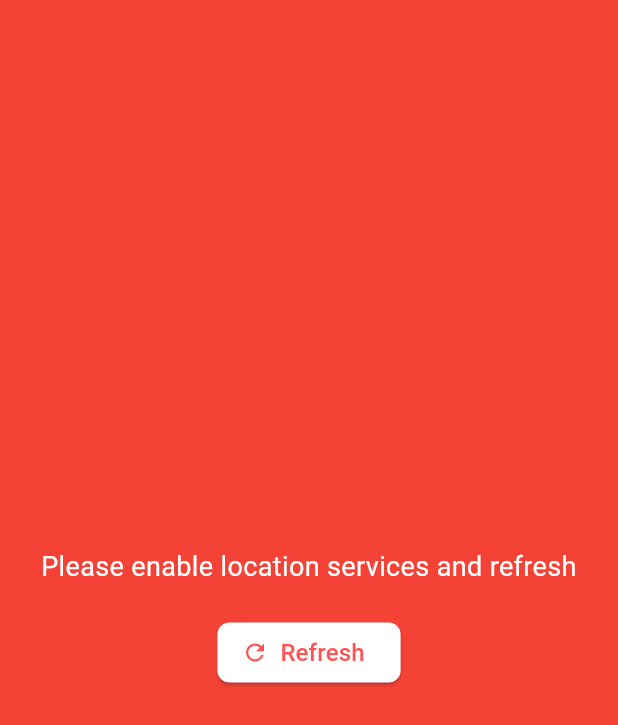
After one commit to i-am-amal/Sky-View_Weather_App, a Flutter app: the ErrorScreen screen opened directly, on a phone screen of 412 x 824 dp. The commit adds this screen. Shown: the top 725 px of the screen. Run offline on Flutter 3.47's test engine with Material 3 defaults, Android fonts, the light colour scheme and no system bars; our stand-ins replace dartz, dio, flutter_bloc, freezed_annotation, geocoding, geolocator and 1 more; generated files the repository leaves out were written again.

Commit message:
Completed and hosted on playstore

```diff
--- a/lib/application/home/home_screen_event.dart
+++ b/lib/application/home/home_screen_event.dart
@@ -3,8 +3,9 @@ part of 'home_screen_bloc.dart';
 @freezed
 class HomeScreenEvent with _$HomeScreenEvent {
   const factory HomeScreenEvent.fetchHomeDataEvent() = FetchHomeDataEvent;
-
   const factory HomeScreenEvent.changeVisibility() = ChangeVisibility;
+  const factory HomeScreenEvent.visibilityChange() = VisibilityChange;
+  const factory HomeScreenEvent.clearMsg() = ClearMsg;
   const factory HomeScreenEvent.searchLocation({required String locationName}) =
       SearchLocation;
 }
--- a/lib/application/splash_screen/splash_screen_bloc.dart
+++ b/lib/application/splash_screen/splash_screen_bloc.dart
@@ -17,14 +17,14 @@ class SplashScreenBloc extends Bloc<SplashScreenEvent, SplashScreenState> {
 
         results.fold((failure) {
           emit(state.copyWith(errorMsg: failure));
-          emit(state.copyWith(errorMsg: null));
         }, (success) {
           ApiEndPoints.currentLatitude = success.latitude.toString();
           ApiEndPoints.currentLongitude = success.longitude.toString();
 
           emit(state.copyWith(
               currentLatitude: success.latitude,
-              currentLongitude: success.longitude));
+              currentLongitude: success.longitude,
+              errorMsg: null));
         });
       },
     );
--- a/lib/core/config/api_endpoints.dart
+++ b/lib/core/config/api_endpoints.dart
@@ -3,7 +3,6 @@ import 'package:sky_view_weather_app/core/config/key.dart';
 class ApiEndPoints {
   static String? currentLatitude;
   static String? currentLongitude;
-
   static String get pathUrl =>
       "https://api.openweathermap.org/data/2.5/weather?lat=$currentLatitude&lon=$currentLongitude&appid=$apiKey&units=metric";
 }
--- a/lib/infrastructure/services/gps_services.dart
+++ b/lib/infrastructure/services/gps_services.dart
@@ -5,6 +5,8 @@ class GpsServices {
   static Future<Either<String, Position>> getLocation() async {
     bool serviceEnabled = await Geolocator.isLocationServiceEnabled();
     if (!serviceEnabled) {
+      await Geolocator.requestPermission();
+      await Geolocator.openLocationSettings();
       return left('Location services are disabled.. turn on location');
     }
 
--- a/lib/main.dart
+++ b/lib/main.dart
@@ -3,7 +3,6 @@ import 'package:flutter_bloc/flutter_bloc.dart';
 import 'package:sky_view_weather_app/application/home/home_screen_bloc.dart';
 import 'package:sky_view_weather_app/application/splash_screen/splash_screen_bloc.dart';
 import 'package:sky_view_weather_app/presentation/screens/splash/splash_screen.dart';
-import 'package:sky_view_weather_app/presentation/widgets/permission_handler.dart';
 
 void main() {
   runApp(const MyApp());
@@ -14,8 +13,7 @@ class MyApp extends StatelessWidget {
 
   @override
   Widget build(BuildContext context) {
-    return PermissionHandler(
-      child: MultiBlocProvider(
+    return MultiBlocProvider(
       providers: [
         BlocProvider(
           create: (context) => HomeScreenBloc(),
@@ -32,7 +30,6 @@ class MyApp extends StatelessWidget {
         ),
         home: const SplashScreen(),
       ),
-      ),
     );
   }
 }
--- /dev/null
+++ b/lib/presentation/widgets/error_handling.dart
@@ -0,0 +1,49 @@
+import 'package:flutter/material.dart';
+import 'package:sky_view_weather_app/presentation/screens/splash/splash_screen.dart';
+
+class ErrorScreen extends StatelessWidget {
+  const ErrorScreen({Key? key}) : super(key: key);
+
+  @override
+  Widget build(BuildContext context) {
+    return Scaffold(
+      backgroundColor: Colors.red,
+      body: Center(
+        child: Column(
+          mainAxisAlignment: MainAxisAlignment.center,
+          children: [
+            const Text(
+              'Please enable location services and refresh',
+              style: TextStyle(
+                color: Colors.white,
+                fontSize: 18,
+              ),
+              textAlign: TextAlign.center,
+            ),
+            const SizedBox(height: 20),
+            ElevatedButton.icon(
+              onPressed: () {
+                Navigator.pushReplacement(
+                  context,
+                  MaterialPageRoute(builder: (context) => const SplashScreen()),
+                );
+              },
+              icon: const Icon(Icons.refresh),
+              label: const Text(
+                'Refresh',
+                style: TextStyle(fontSize: 16),
+              ),
+              style: ElevatedButton.styleFrom(
+                foregroundColor: Colors.redAccent,
+                backgroundColor: Colors.white,
+                shape: RoundedRectangleBorder(
+                  borderRadius: BorderRadius.circular(8),
+                ),
+              ),
+            ),
+          ],
+        ),
+      ),
+    );
+  }
+}
--- a/lib/presentation/widgets/privacy_policy.dart
+++ b/lib/presentation/widgets/privacy_policy.dart
@@ -5,6 +5,7 @@ void showPrivacyPolicyDialog(BuildContext context) {
     context: context,
     builder: (context) {
       return AlertDialog(
+        backgroundColor: Colors.white70,
         title: const Text(
           'Privacy Policy',
           style: TextStyle(
--- a/pubspec.yaml
+++ b/pubspec.yaml
@@ -1,13 +1,12 @@
 name: sky_view_weather_app
 description: A new Flutter project for checking weather.
 publish_to: 'none'
-version: 1.0.0+3
+version: 1.0.0+5
 
 environment:
   sdk: '>=3.0.5 <4.0.0'
 
 dependencies:
-  android_intent_plus: ^4.0.3
   build_runner: ^2.4.6
   cupertino_icons: ^1.0.2
   dartz: ^0.10.1
@@ -21,6 +20,7 @@ dependencies:
   geolocator: ^8.2.0
   json_annotation: ^4.8.1
   json_serializable: ^6.7.1
+  loading_animation_widget: ^1.2.1
 
 dev_dependencies:
   flutter_launcher_icons: ^0.13.1
```
Also changed, not shown: lib/application/home/home_screen_bloc.dart (+10 -2 lines), lib/presentation/screens/home/home_screen.dart (+49 -18 lines), lib/presentation/screens/splash/splash_screen.dart (+14 -7 lines), lib/presentation/widgets/permission_handler.dart (deleted, +0 -22 lines), lib/application/home/home_screen_bloc.freezed.dart, pubspec.lock. Lines whose indentation alone changed are shown as unchanged.
